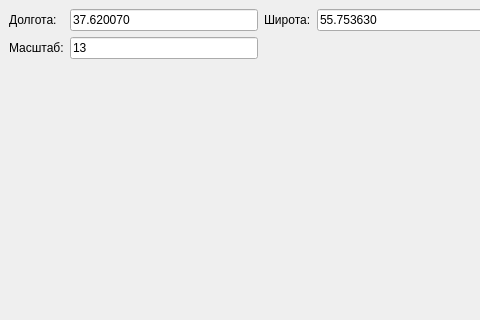
The window that ui.ui (Lioueq/map_observer) describes before a commit, drawn with Qt 5; both pictures show x 0 to 480 and y 0 to 320 of the 600 by 550 pixel window.
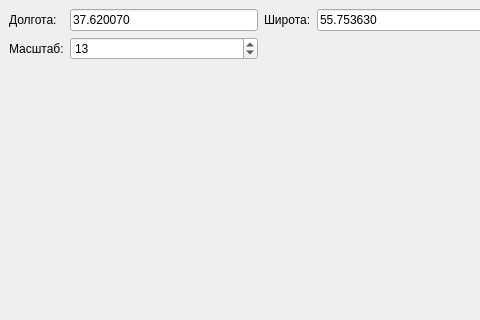
The same window after the commit.

What changed in the file:
```diff
--- a/ui.ui
+++ b/ui.ui
@@ -29,13 +29,6 @@
       </property>
      </widget>
     </item>
-    <item row="1" column="1">
-     <widget class="QLineEdit" name="line_zoom">
-      <property name="text">
-       <string>13</string>
-      </property>
-     </widget>
-    </item>
     <item row="0" column="0">
      <widget class="QLabel" name="label_lon">
       <property name="text">
@@ -78,6 +71,19 @@
       </property>
      </widget>
     </item>
+    <item row="1" column="1">
+     <widget class="QSpinBox" name="spin_zoom">
+      <property name="minimum">
+       <number>1</number>
+      </property>
+      <property name="maximum">
+       <number>19</number>
+      </property>
+      <property name="value">
+       <number>13</number>
+      </property>
+     </widget>
+    </item>
    </layout>
   </widget>
   <widget class="QMenuBar" name="menubar">
```
